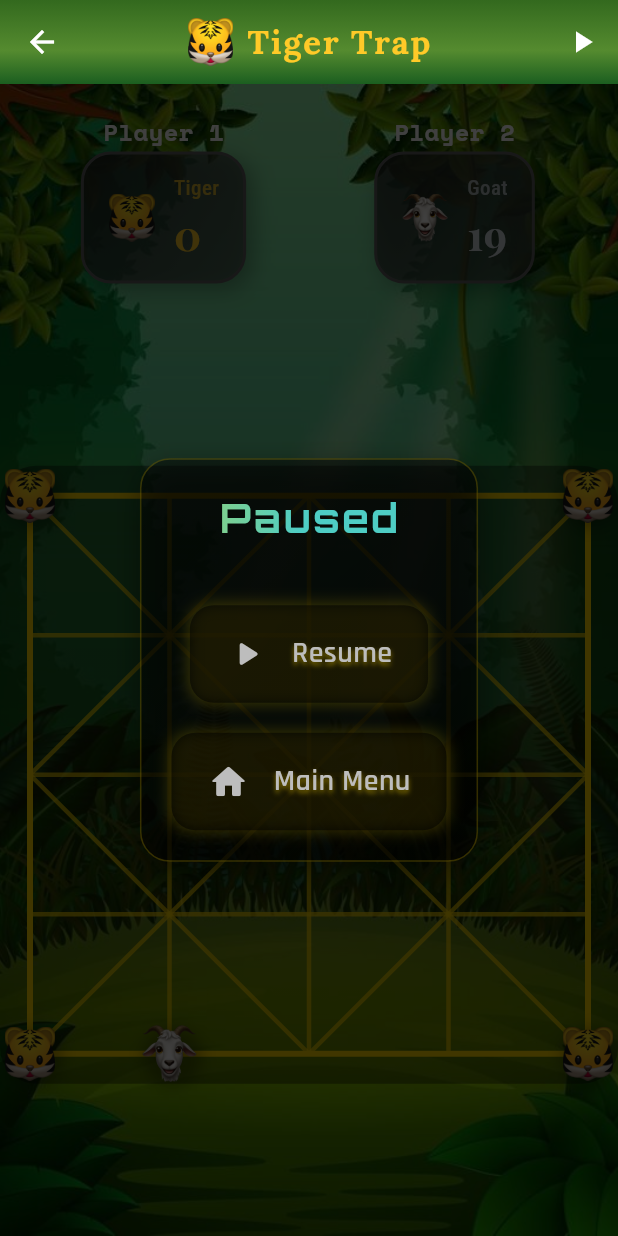
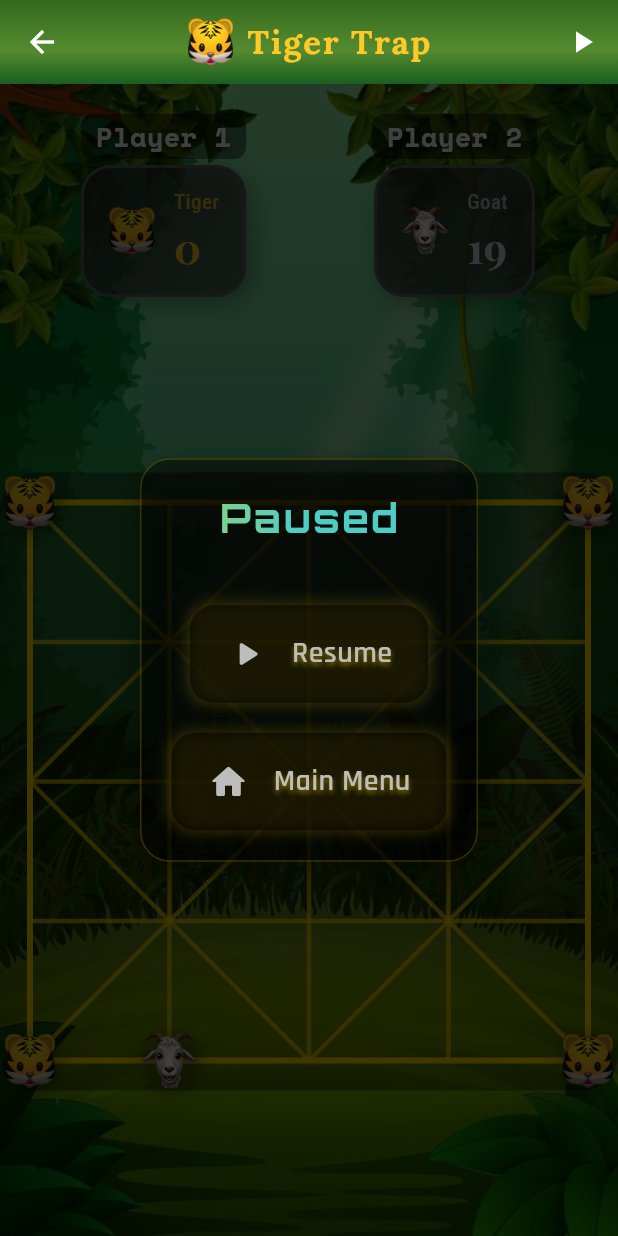
Before and after one commit to lakhveer02/tigertrap, a Flutter app: the GameScreen screen opened directly, item 2 of the bottom bar chosen, after a tap on the "pause" icon, on a phone screen of 412 x 824 dp. Run offline on Flutter 3.47's test engine with Material 3 defaults, Android fonts, the phone set to English and light mode, and no system bars; our stand-ins replace google_fonts, just_audio, shared_preferences; missing offline and left inert: flame; accounts and stored records are empty.

Commit message:
Add AI/You labels, back button pause prompt, and win messages for Tiger/Goat

```diff
--- a/lib/logic/game_controller.dart
+++ b/lib/logic/game_controller.dart
@@ -120,19 +120,23 @@
 
   bool _isHumanTurn() {
     if (gameMode == GameMode.pvp) return true;
-    if (currentTurn == PieceType.tiger && tigerPlayer == PlayerType.human)
+    if (currentTurn == PieceType.tiger && tigerPlayer == PlayerType.human) {
       return true;
-    if (currentTurn == PieceType.goat && goatPlayer == PlayerType.human)
+    }
+    if (currentTurn == PieceType.goat && goatPlayer == PlayerType.human) {
       return true;
+    }
     return false;
   }
 
   bool isComputerTurn() {
     if (gameMode != GameMode.pvc) return false;
-    if (currentTurn == PieceType.tiger && tigerPlayer == PlayerType.computer)
+    if (currentTurn == PieceType.tiger && tigerPlayer == PlayerType.computer) {
       return true;
-    if (currentTurn == PieceType.goat && goatPlayer == PlayerType.computer)
+    }
+    if (currentTurn == PieceType.goat && goatPlayer == PlayerType.computer) {
       return true;
+    }
     return false;
   }
 
@@ -1215,27 +1219,21 @@
     if (boardType == BoardType.square) {
       if (square.SquareBoardLogic.checkTigerWin(capturedGoats)) {
         win = true;
-        message = 'Tigers Win!';
+        message = 'Tigers win the game by killing 5 goats.';
       } else if (square.SquareBoardLogic.checkGoatWin(board)) {
         win = true;
-        message = 'Goats Win!';
-      }
-      if (_areAllTigersBlocked()) {
-        debugPrint("[hard AI] Win detected: All tigers blocked.");
-        _showGameOver('Goats Win! (Tigers Blocked)');
-        return;
-      }
-    } else {
+        message = 'Goats win by blocking all the Tigers.';
+      }
+    } else if (boardType == BoardType.aaduPuli && boardConfig != null) {
       if (aadu.AaduPuliLogic.checkTigerWin(capturedGoats)) {
         win = true;
-        message = 'Tigers Win!';
+        message = 'Tigers win the game by killing 5 goats.';
       } else if (aadu.AaduPuliLogic.checkGoatWin(boardConfig!)) {
         win = true;
-        message = 'Goats Win!';
+        message = 'Goats win by blocking all the Tigers.';
       }
     }
     if (win) {
-      debugPrint("[hard AI] Win detected: $message");
       _showGameOver(message!);
     }
   }
--- a/lib/screens/game_screen.dart
+++ b/lib/screens/game_screen.dart
@@ -10,17 +10,39 @@
 import '../models/aadu_puli_node.dart' as model_piece;
 import '../constants.dart';
 
-class GameScreen extends StatelessWidget {
+class GameScreen extends StatefulWidget {
   const GameScreen({super.key});
 
   @override
+  State<GameScreen> createState() => _GameScreenState();
+}
+
+class _GameScreenState extends State<GameScreen> {
+  bool _dialogShown = false;
+
+  Future<bool> _onWillPop() async {
+    final controller = context.read<GameController>();
+    if (!controller.isPaused) {
+      controller.pauseGame();
+    }
+    return false;
+  }
+
+  @override
   Widget build(BuildContext context) {
-    return Consumer<GameController>(
+    return WillPopScope(
+      onWillPop: _onWillPop,
+      child: Consumer<GameController>(
         builder: (context, controller, _) {
-        if (controller.gameMessage != null) {
+          if (controller.gameMessage != null && !_dialogShown) {
+            _dialogShown = true;
             WidgetsBinding.instance.addPostFrameCallback((_) {
               _showGameOverDialog(context, controller);
             });
+          }
+          if (controller.gameMessage == null && _dialogShown) {
+            // Reset flag when new game starts
+            _dialogShown = false;
           }
           return Scaffold(
             appBar: AppBar(
@@ -103,6 +125,7 @@
             ),
           );
         },
+      ),
     );
   }
 
@@ -195,28 +218,54 @@
   }
 
   Widget _buildScorePanel(BuildContext context, GameController game) {
+    // Determine player labels
+    String tigerLabel = 'Player 1';
+    String goatLabel = 'Player 2';
+    if (game.gameMode == GameMode.pvc) {
+      if (game.tigerPlayer == PlayerType.computer) {
+        tigerLabel = 'AI';
+        goatLabel = 'You';
+      } else if (game.goatPlayer == PlayerType.computer) {
+        tigerLabel = 'You';
+        goatLabel = 'AI';
+      }
+    }
     return Padding(
       padding: const EdgeInsets.symmetric(vertical: 20, horizontal: 16),
       child: Row(
+        crossAxisAlignment: CrossAxisAlignment.start,
         children: [
           Expanded(
             flex: 1,
-                child: _PlayerScoreColumn(
+            child: Column(
+              mainAxisSize: MainAxisSize.min,
+              children: [
+                _PlayerLabel(label: tigerLabel),
+                const SizedBox(height: 4),
+                _PlayerScoreColumn(
                   isComputer: game.gameMode == GameMode.pvc && game.tigerPlayer == PlayerType.computer,
-                  playerLabel: game.gameMode == GameMode.pvc && game.tigerPlayer == PlayerType.computer ? 'Computer' : 'Player 1',
+                  playerLabel: tigerLabel,
                   pieceLabel: 'Tiger',
                   imageAsset: 'assets/images/tiger.png',
                   count: game.capturedGoats,
                   color: Colors.amber.shade400,
                   isActive: game.currentTurn == model_piece.PieceType.tiger,
+                  showLabel: false,
+                ),
+              ],
             ),
           ),
           const SizedBox(width: 8),
           Expanded(
             flex: 1,
-                child: _PlayerScoreColumn(
-                  isComputer: false, // Always human for goat
-                  playerLabel: 'Player 2',
+            child: Column(
+              mainAxisSize: MainAxisSize.min,
+              children: [
+                _PlayerLabel(label: goatLabel),
+                const SizedBox(height: 4),
+                _PlayerScoreColumn(
+                  isComputer: game.gameMode == GameMode.pvc && game.goatPlayer == PlayerType.computer,
+                  playerLabel: goatLabel,
                   pieceLabel: 'Goat',
                   imageAsset: 'assets/images/goat.png',
                   count:
@@ -225,6 +274,9 @@
                           : 15 - game.placedGoats,
                   color: Colors.blueGrey.shade100,
                   isActive: game.currentTurn == model_piece.PieceType.goat,
+                  showLabel: false,
+                ),
+              ],
             ),
           ),
         ],
@@ -256,6 +308,36 @@
   }
 }
 
+class _PlayerLabel extends StatelessWidget {
+  final String label;
+  const _PlayerLabel({required this.label});
+  @override
+  Widget build(BuildContext context) {
+    return Container(
+      padding: const EdgeInsets.symmetric(horizontal: 10, vertical: 2),
+      decoration: BoxDecoration(
+        color: Colors.black.withOpacity(0.45),
+        borderRadius: BorderRadius.circular(8),
+      ),
+      child: Text(
+        label,
+        style: AppTextStyles.starText(context).copyWith(
+          color: Colors.white,
+          fontWeight: FontWeight.bold,
+          fontSize: 18,
+          shadows: [
+            Shadow(
+              color: Colors.black.withOpacity(0.5),
+              blurRadius: 4,
+              offset: Offset(0, 2),
+            ),
+          ],
+        ),
+      ),
+    );
+  }
+}
+
 class _PlayerScoreColumn extends StatelessWidget {
   final bool isComputer;
   final String playerLabel;
@@ -264,6 +346,7 @@
   final int count;
   final Color color;
   final bool isActive;
+  final bool showLabel;
 
   const _PlayerScoreColumn({
     required this.isComputer,
@@ -273,6 +356,7 @@
     required this.count,
     required this.color,
     required this.isActive,
+    this.showLabel = true,
   });
 
   @override
@@ -280,13 +364,14 @@
     return Column(
       mainAxisSize: MainAxisSize.min,
       children: [
+        if (showLabel)
           Text(
             playerLabel,
             style: AppTextStyles.starText(
               context,
             ).copyWith(color: Colors.white, fontWeight: FontWeight.bold),
           ),
-        const SizedBox(height: 2),
+        if (showLabel) const SizedBox(height: 2),
         Stack(
           children: [
             _PlayerScore(
--- a/lib/screens/side_and_difficulty_screen.dart
+++ b/lib/screens/side_and_difficulty_screen.dart
@@ -67,17 +67,20 @@
                       child: DropdownButtonHideUnderline(
                         child: DropdownButton<Difficulty>(
                           dropdownColor: Colors.black87,
-                          value: _selectedDifficulty,
+                          value: _selectedDifficulty == Difficulty.unbeatable ? Difficulty.hard : _selectedDifficulty,
                           isExpanded: true,
                           style: AppTextStyles.starText(context).copyWith(color: Colors.lightBlue),
                           items: [
                             DropdownMenuItem(value: Difficulty.easy, child: Text('Easy', style: TextStyle(color: Colors.lightBlue))),
                             DropdownMenuItem(value: Difficulty.medium, child: Text('Medium', style: TextStyle(color: Colors.lightBlue))),
                             DropdownMenuItem(value: Difficulty.hard, child: Text('Hard', style: TextStyle(color: Colors.lightBlue))),
-                            DropdownMenuItem(value: Difficulty.unbeatable, child: Text('Hard Ai ', style: TextStyle(color: Colors.lightBlue))),
                           ],
                           onChanged: (diff) {
-                            if (diff != null) setState(() => _selectedDifficulty = diff);
+                            if (diff != null) {
+                              setState(() {
+                                _selectedDifficulty = diff == Difficulty.hard ? Difficulty.unbeatable : diff;
+                              });
+                            }
                           },
                         ),
                       ),
```
Also changed, not shown: 1 other file. Lines whose indentation alone changed are shown as unchanged.
